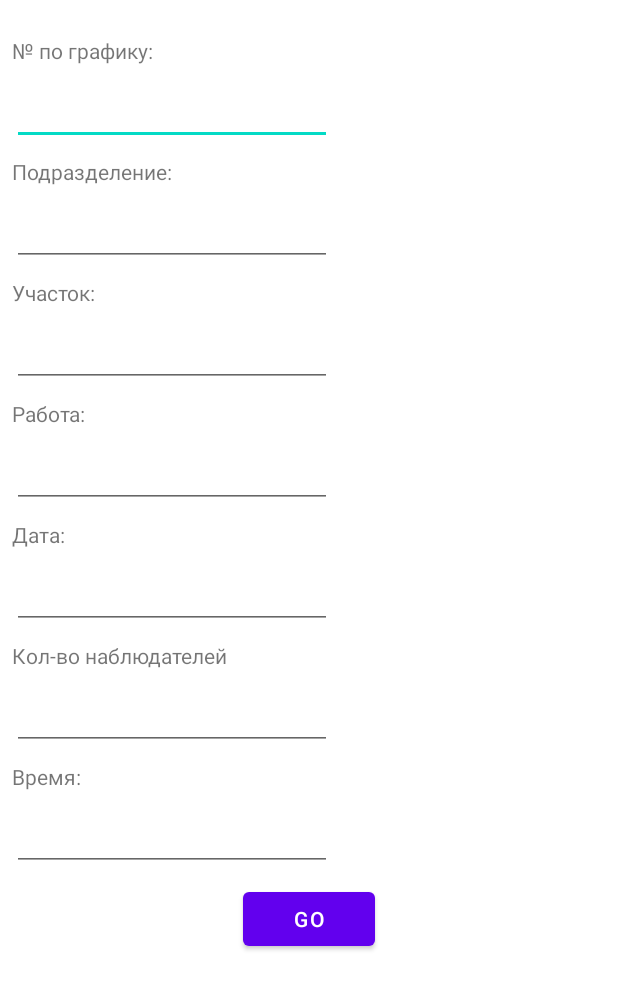
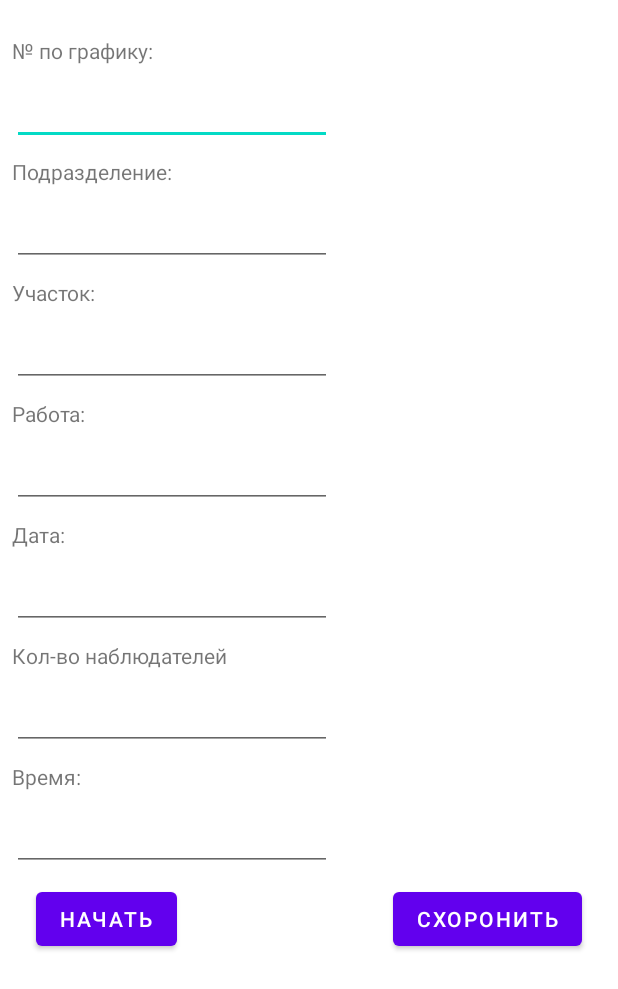
Before and after one commit to neguss/PAB, an Android app: the layout activity_main.xml on its own in the app's theme, with its tools: preview values and no code run, on a phone screen of 412 x 824 dp. Shown: the top 989 px of the screen. Run offline under Robolectric (Android 15) with nearby library versions, the phone set to English and light mode, and no system bars; network calls fail.

```diff
--- a/app/src/main/AndroidManifest.xml
+++ b/app/src/main/AndroidManifest.xml
@@ -2,6 +2,9 @@
 <manifest xmlns:android="http://schemas.android.com/apk/res/android"
     xmlns:tools="http://schemas.android.com/tools"
     package="com.example.myapplication">
+    <uses-permission android:name="android.permission.READ_EXTERNAL_STORAGE" />
+    <uses-permission android:name="android.permission.WRITE_EXTERNAL_STORAGE"
+        tools:ignore="ScopedStorage" />
 
     <application
         android:allowBackup="true"
--- a/app/src/main/res/layout/activity_main.xml
+++ b/app/src/main/res/layout/activity_main.xml
@@ -157,10 +157,20 @@
         android:id="@+id/start_btn"
         android:layout_width="wrap_content"
         android:layout_height="wrap_content"
+        android:layout_marginStart="24dp"
         android:layout_marginTop="8dp"
-        android:text="GO"
-        app:layout_constraintEnd_toEndOf="parent"
+        android:text="Начать"
         app:layout_constraintStart_toStartOf="parent"
         app:layout_constraintTop_toBottomOf="@+id/time_value" />
 
+    <Button
+        android:id="@+id/Save"
+        android:layout_width="wrap_content"
+        android:layout_height="wrap_content"
+        android:layout_marginTop="8dp"
+        android:layout_marginEnd="24dp"
+        android:text="Схоронить"
+        app:layout_constraintEnd_toEndOf="parent"
+        app:layout_constraintTop_toBottomOf="@+id/time_value" />
+
 </androidx.constraintlayout.widget.ConstraintLayout>
```
Also changed, not shown: app/src/main/java/com/example/myapplication/CheckActivity.kt (+19 -10 lines), app/src/main/java/com/example/myapplication/MainActivity.kt (+68 -1 lines), app/src/main/res/layout/activity_check.xml (+20 -6 lines).
